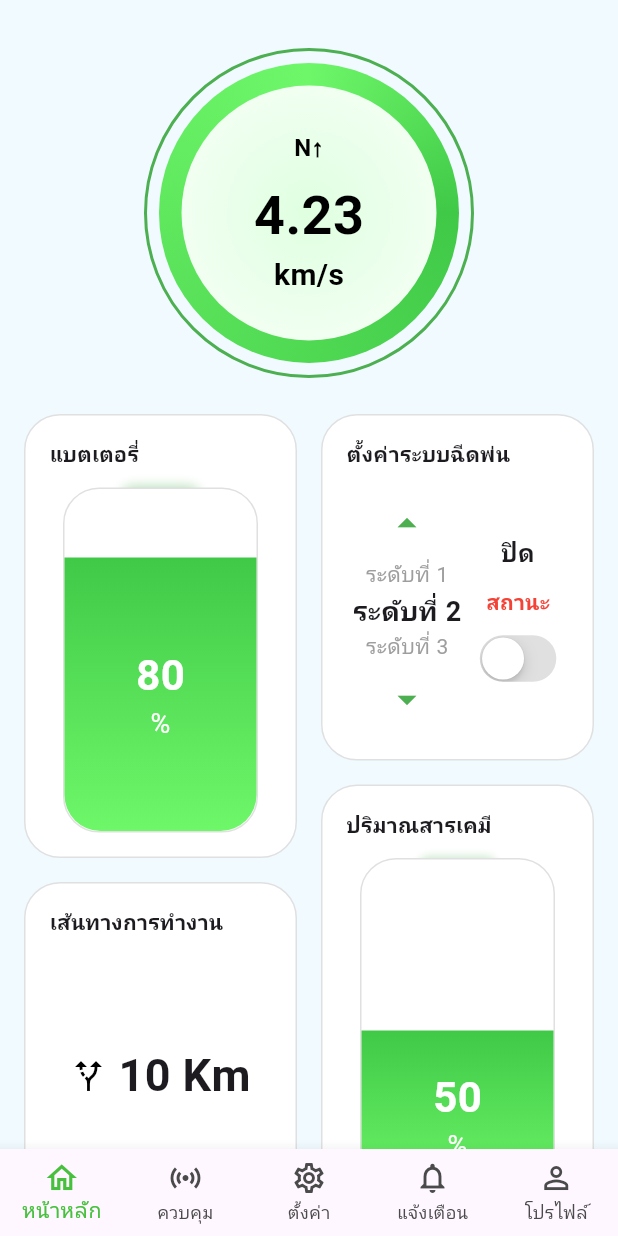
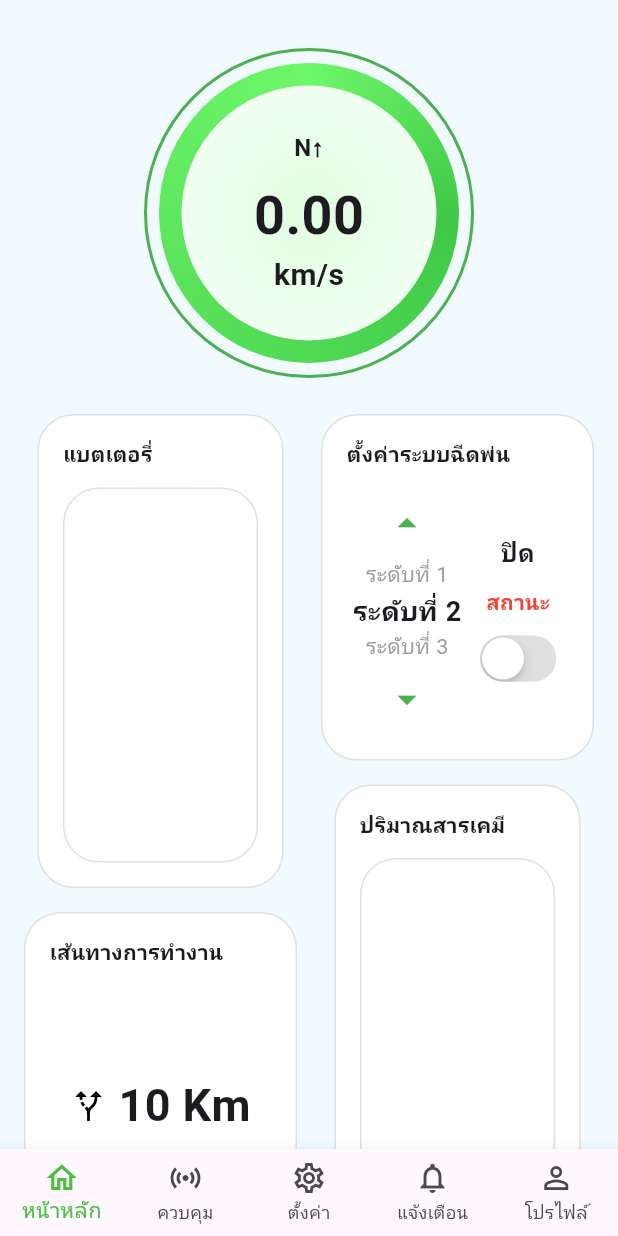
Before and after one commit to Praewawawa/chemicalsprayingchemicalspraying-App, a Flutter app: the AddprofilePage screen opened by its route, on a phone screen of 412 x 824 dp. Run offline on Flutter 3.47's test engine with Material 3 defaults, Android fonts, the phone set to English and light mode, and no system bars; our stand-ins replace auto_route, flutter_map, google_maps_flutter, image_picker, latlong2, shared_preferences; missing offline and left inert: mqtt_client; accounts and stored records are empty.

Commit message:
Initial commit

```diff
--- a/lib/screen/addprofile.dart
+++ b/lib/screen/addprofile.dart
@@ -1,11 +1,10 @@
+// screen/addprofile.dart
 import 'package:flutter/material.dart';
 import 'package:auto_route/auto_route.dart';
 import 'package:chemicalspraying/router/routes.gr.dart';
 import 'package:chemicalspraying/constants/colors.dart';
 import 'package:flutter/cupertino.dart';
-
-
-
+import 'mqtt_service.dart';
 
 @RoutePage(name: 'AddprofileRoute')
 class AddprofilePage extends StatefulWidget {
@@ -17,7 +16,6 @@ class AddprofilePage extends StatefulWidget {
 
 class _AddprofilePageState extends State<AddprofilePage> {
   int _selectedIndex = 0;
-
 
   final List<PageRouteInfo> _routes = [
     AddprofileRoute(),
@@ -35,6 +33,13 @@ class _AddprofilePageState extends State<AddprofilePage> {
   }
 
   @override
+  void initState() {
+    super.initState();
+    MqttService().onUpdate = () => setState(() {});
+    MqttService().connect();
+  }
+
+  @override
   Widget build(BuildContext context) {
     return Scaffold(
       backgroundColor: const Color(0xFFF0FAFF),
@@ -46,12 +51,9 @@ class _AddprofilePageState extends State<AddprofilePage> {
               const SizedBox(height: 16),
               _buildWindSpeedIndicator(),
               const SizedBox(height: 24),
-
-              // ✅ เปลี่ยนตรงนี้
               Row(
                 crossAxisAlignment: CrossAxisAlignment.start,
                 children: [
-                  // Column ซ้าย: Battery + Distance
                   Expanded(
                     child: Column(
                       children: const [
@@ -62,8 +64,6 @@ class _AddprofilePageState extends State<AddprofilePage> {
                     ),
                   ),
                   const SizedBox(width: 16),
-
-                  // Column ขวา: SprayControl + Chemical
                   Expanded(
                     child: Column(
                       children: const [
@@ -79,47 +79,31 @@ class _AddprofilePageState extends State<AddprofilePage> {
           ),
         ),
       ),
-
       bottomNavigationBar: BottomNavigationBar(
         showSelectedLabels: true,
         showUnselectedLabels: true,
         type: BottomNavigationBarType.fixed,
-        selectedItemColor: mainColor,         // ✅ สีไอคอนที่ถูกเลือก
-        unselectedItemColor: grayColor,       // ✅ สีไอคอนที่ไม่ถูกเลือก
+        selectedItemColor: mainColor,
+        unselectedItemColor: grayColor,
         currentIndex: _selectedIndex,
         onTap: _onItemTapped,
         items: const [
-          BottomNavigationBarItem(
-            icon: Icon(Icons.home_outlined),
-            label: 'หน้าหลัก',
-          ),
-          BottomNavigationBarItem(
-            icon: Icon(Icons.sensors),
-            label: 'ควบคุม',
-          ),
-          BottomNavigationBarItem(
-            icon: Icon(Icons.settings_outlined),
-            label: 'ตั้งค่า',
-          ),
-          BottomNavigationBarItem(
-            icon: Icon(Icons.notifications_outlined),
-            label: 'แจ้งเตือน',
-          ),
-          BottomNavigationBarItem(
-            icon: Icon(Icons.person_outline),
-            label: 'โปรไฟล์',
-          ),
+          BottomNavigationBarItem(icon: Icon(Icons.home_outlined), label: 'หน้าหลัก'),
+          BottomNavigationBarItem(icon: Icon(Icons.sensors), label: 'ควบคุม'),
+          BottomNavigationBarItem(icon: Icon(Icons.settings_outlined), label: 'ตั้งค่า'),
+          BottomNavigationBarItem(icon: Icon(Icons.notifications_outlined), label: 'แจ้งเตือน'),
+          BottomNavigationBarItem(icon: Icon(Icons.person_outline), label: 'โปรไฟล์'),
         ],
       ),
     );
   }
 
   Widget _buildWindSpeedIndicator() {
+    double windSpeed = MqttService().windSpeed;
     return Center(
       child: Stack(
         alignment: Alignment.center,
         children: [
-          // เส้นวงนอกบางๆ สีเขียวเข้ม
           Container(
             width: 220,
             height: 220,
@@ -128,27 +112,17 @@ class _AddprofilePageState extends State<AddprofilePage> {
               border: Border.all(color: Colors.green, width: 2),
             ),
           ),
-
-          // วงความเร็วแบบ SweepGradient (เฉดสีหลัก)
           Container(
             width: 200,
             height: 200,
             decoration: const BoxDecoration(
               shape: BoxShape.circle,
               gradient: SweepGradient(
-                startAngle: 0.0,
-                endAngle: 3.14 * 2,
-                colors: [
-                  Color(0xFF40C947),
-                  Color(0xFF6FF76A),
-                  Color(0xFF40C947),
-                ],
+                colors: [Color(0xFF40C947), Color(0xFF6FF76A), Color(0xFF40C947)],
                 stops: [0.0, 0.75, 1.0],
               ),
             ),
           ),
-
-          // วงกลมภายใน มี RadialGradient สีเขียวอ่อน
           Container(
             width: 170,
             height: 170,
@@ -160,25 +134,13 @@ class _AddprofilePageState extends State<AddprofilePage> {
                 radius: 0.9,
               ),
             ),
-            child: const Column(
+            child: Column(
               mainAxisAlignment: MainAxisAlignment.center,
               children: [
-                Text('N↑',
-                    style: TextStyle(
-                        fontSize: 16,
-                        fontWeight: FontWeight.w600,
-                        color: Colors.black)),
-                SizedBox(height: 8),
-                Text('4.23',
-                    style: TextStyle(
-                        fontSize: 36,
-                        fontWeight: FontWeight.bold,
-                        color: Colors.black)),
-                Text('km/s',
-                    style: TextStyle(
-                        fontSize: 20,
-                        fontWeight: FontWeight.bold,
-                        color: Colors.black)),
+                const Text('N↑', style: TextStyle(fontSize: 16, fontWeight: FontWeight.w600)),
+                const SizedBox(height: 8),
+                Text(windSpeed.toStringAsFixed(2), style: const TextStyle(fontSize: 36, fontWeight: FontWeight.bold)),
+                const Text('km/s', style: TextStyle(fontSize: 20, fontWeight: FontWeight.bold)),
               ],
             ),
           ),
@@ -193,20 +155,70 @@ class BatteryCard extends StatelessWidget {
 
   @override
   Widget build(BuildContext context) {
-    const double batteryLevel = 0.8;
+    double batteryLevel = MqttService().battery / 100.0;
+    int batteryPercent = MqttService().battery.round();
 
     return _buildCard(
       title: "แบตเตอรี่",
-      child: Align(
-        alignment: Alignment.center,
       child: ConstrainedBox(
-          constraints: const BoxConstraints(
-            maxWidth: 130, // 👈 ปรับให้แคบลงตามต้องการ
-          ),
+        constraints: const BoxConstraints(maxWidth: 130),
         child: Stack(
           alignment: Alignment.topCenter,
           children: [
-              // หัวครอบ
+            Positioned(top: 0, child: Container(width: 50, height: 12, decoration: BoxDecoration(color: Colors.green.shade100.withOpacity(0.3), borderRadius: BorderRadius.circular(12)))),
+            Positioned.fill(
+              child: Container(
+                decoration: BoxDecoration(borderRadius: BorderRadius.circular(24), color: Colors.white, border: Border.all(color: Colors.grey.shade300)),
+                child: Stack(
+                  alignment: Alignment.bottomCenter,
+                  children: [
+                    FractionallySizedBox(
+                      heightFactor: batteryLevel,
+                      child: Container(
+                        decoration: const BoxDecoration(
+                          borderRadius: BorderRadius.vertical(bottom: Radius.circular(24)),
+                          gradient: LinearGradient(begin: Alignment.topCenter, end: Alignment.bottomCenter, colors: [Color(0xFF40C947), Color(0xFF6FF76A)]),
+                        ),
+                        child: Center(
+                          child: FittedBox( // เพิ่ม FittedBox ที่นี่
+                            child: Column(
+                              mainAxisAlignment: MainAxisAlignment.center,
+                              children: [
+                                Text(batteryPercent.toString(), style: const TextStyle(fontSize: 28, color: Colors.white, fontWeight: FontWeight.bold)),
+                                const Text("%", style: TextStyle(fontSize: 18, color: Colors.white)),
+                              ],
+                            ),
+                          ),
+                        ),
+                      ),
+                    ),
+                  ],
+                ),
+              ),
+            ),
+          ],
+        ),
+      ),
+    );
+  }
+}
+
+class ChemicalCard extends StatelessWidget {
+  const ChemicalCard({super.key});
+
+  @override
+  Widget build(BuildContext context) {
+    bool isFull = MqttService().waterLevel;
+    double chemicalLevel = isFull ? 0.8 : 0.1;
+    int percentage = (chemicalLevel * 100).round();
+
+    return _buildCard(
+      title: "ปริมาณสารเคมี",
+      child: ConstrainedBox(
+        constraints: const BoxConstraints(maxWidth: 130),
+        child: Stack(
+          alignment: Alignment.topCenter,
+          children: [
             Positioned(
               top: 0,
               child: Container(
@@ -215,18 +227,9 @@ class BatteryCard extends StatelessWidget {
                 decoration: BoxDecoration(
                   color: Colors.green.shade100.withOpacity(0.3),
                   borderRadius: BorderRadius.circular(12),
-                    boxShadow: [
-                      BoxShadow(
-                        color: Colors.green.withOpacity(0.4),
-                        blurRadius: 6,
-                        spreadRadius: 1,
-                      )
-                    ],
                 ),
               ),
             ),
-
-              // กล่องแบตเตอรี่
             Positioned.fill(
               child: Container(
                 decoration: BoxDecoration(
@@ -238,30 +241,39 @@ class BatteryCard extends StatelessWidget {
                   alignment: Alignment.bottomCenter,
                   children: [
                     FractionallySizedBox(
-                        heightFactor: batteryLevel,
+                      heightFactor: chemicalLevel,
                       child: Container(
                         decoration: const BoxDecoration(
-                            borderRadius: BorderRadius.vertical(
-                                bottom: Radius.circular(24)),
+                          borderRadius: BorderRadius.vertical(bottom: Radius.circular(24)),
                           gradient: LinearGradient(
                             begin: Alignment.topCenter,
                             end: Alignment.bottomCenter,
                             colors: [Color(0xFF40C947), Color(0xFF6FF76A)],
                           ),
                         ),
-                          child: const Center(
+                        child: Center(
+                          child: FittedBox(
+                            fit: BoxFit.scaleDown,
                             child: Column(
                               mainAxisAlignment: MainAxisAlignment.center,
                               children: [
-                                Text("80",
-                                    style: TextStyle(
+                                Text(
+                                  percentage.toString(),
+                                  style: const TextStyle(
                                     fontSize: 28,
                                     color: Colors.white,
-                                        fontWeight: FontWeight.bold)),
-                                Text("%",
+                                    fontWeight: FontWeight.bold,
+                                  ),
+                                ),
+                                const Text(
+                                  "%",
                                   style: TextStyle(
-                                        fontSize: 18, color: Colors.white)),
+                                    fontSize: 18,
+                                    color: Colors.white,
+                                  ),
+                                ),
                               ],
+                            ),
                           ),
                         ),
                       ),
@@ -272,6 +284,26 @@ class BatteryCard extends StatelessWidget {
             ),
           ],
         ),
+      ),
+    );
+  }
+}
+class DistanceCard extends StatelessWidget {
+  const DistanceCard({super.key});
+
+  @override
+  Widget build(BuildContext context) {
+    return _buildCardmin(
+      title: "เส้นทางการทำงาน",
+      child: SizedBox(
+        height: 160,
+        child: Row(
+          mainAxisAlignment: MainAxisAlignment.center,
+          children: const [
+            Icon(Icons.alt_route, color: Colors.black),
+            SizedBox(width: 8),
+            Text("10 Km", style: TextStyle(fontWeight: FontWeight.bold, fontSize: 30)),
+          ],
         ),
       ),
     );
@@ -286,7 +318,6 @@ class SprayControlCard extends StatefulWidget {
 }
 
 class _SprayControlCardState extends State<SprayControlCard> {
-  // สถานะการทำงานของระบบฉีดพ่น
   bool isSprayOn = false;
   int sprayLevel = 2;
 
@@ -305,39 +336,27 @@ Widget build(BuildContext context) {
       child: Row(
         mainAxisAlignment: MainAxisAlignment.spaceAround,
         children: [
-        // ปุ่มปรับระดับ
           Column(
             children: [
               IconButton(
                 onPressed: _increaseLevel,
-              icon: const Icon(Icons.arrow_drop_up,
-                  color: Colors.green, size: 30),
+                icon: const Icon(Icons.arrow_drop_up, color: Colors.green, size: 30),
               ),
-            Text("ระดับที่ ${sprayLevel - 1}",
-                style: const TextStyle(color: Colors.grey, fontSize: 14)),
-            Text("ระดับที่ $sprayLevel",
-                style: const TextStyle(
-                    fontWeight: FontWeight.bold, fontSize: 18)),
-            Text("ระดับที่ ${sprayLevel + 1}",
-                style: const TextStyle(color: Colors.grey, fontSize: 14)),
+              Text("ระดับที่ ${sprayLevel - 1}", style: const TextStyle(color: Colors.grey, fontSize: 14)),
+              Text("ระดับที่ $sprayLevel", style: const TextStyle(fontWeight: FontWeight.bold, fontSize: 18)),
+              Text("ระดับที่ ${sprayLevel + 1}", style: const TextStyle(color: Colors.grey, fontSize: 14)),
               IconButton(
                 onPressed: _decreaseLevel,
-              icon: const Icon(Icons.arrow_drop_down,
-                  color: Colors.green, size: 30),
+                icon: const Icon(Icons.arrow_drop_down, color: Colors.green, size: 30),
               ),
             ],
           ),
-
-        // ปุ่มเปิด/ปิด
           Column(
             crossAxisAlignment: CrossAxisAlignment.center,
             children: [
               Text(
                 isSprayOn ? "เปิด" : "ปิด",
-              style: const TextStyle(
-                fontSize: 16,
-                fontWeight: FontWeight.bold,
-              ),
+                style: const TextStyle(fontSize: 16, fontWeight: FontWeight.bold),
               ),
               const SizedBox(height: 12),
               Text(
@@ -352,11 +371,8 @@ Widget build(BuildContext context) {
               CupertinoSwitch(
                 value: isSprayOn,
                 onChanged: (value) {
-                setState(() {
-                  isSprayOn = value;
-                });
-
-                // ✅ เพิ่มโค้ดควบคุมการทำงานจริง เช่น MQTT หรือ API
+                  setState(() => isSprayOn = value);
+                  MqttService().publish('pump_lavel', isSprayOn ? 'ON' : 'OFF');
                 },
                 activeColor: Colors.green,
                 thumbColor: Colors.white,
@@ -365,116 +381,6 @@ Widget build(BuildContext context) {
             ],
           ),
         ],
-    ),
-  );
-}
-}
-
-class DistanceCard extends StatelessWidget {
-  const DistanceCard({super.key});
-
-  @override
-  Widget build(BuildContext context) {
-    return _buildCardmin(
-      title: "เส้นทางการทำงาน",
-      child: SizedBox(
-        height: 160, // 👈 ปรับตามความสูงของ SprayControlCard
-        child: Row(
-          mainAxisAlignment: MainAxisAlignment.center,
-          children: const [
-            Icon(Icons.alt_route, color: Colors.black),
-            SizedBox(width: 8),
-            Text("10 Km", style: TextStyle(fontWeight: FontWeight.bold,fontSize: 30,)),
-          ],
-        ),
-      ),
-    );
-  }
-}
-
-class ChemicalCard extends StatelessWidget {
-  const ChemicalCard({super.key});
-
-  @override
-  Widget build(BuildContext context) {
-    const double chemicalLevel = 0.5;
-
-    return _buildCard(
-      title: "ปริมาณสารเคมี",
-      child: Align(
-        alignment: Alignment.center,
-        child: ConstrainedBox(
-          constraints: const BoxConstraints(maxWidth: 130),
-          child: Stack(
-            alignment: Alignment.topCenter,
-            children: [
-              // หัวครอบด้านบน
-              Positioned(
-                top: 0,
-                child: Container(
-                  width: 50,
-                  height: 12,
-                  decoration: BoxDecoration(
-                    color: Colors.green.shade100.withOpacity(0.3),
-                    borderRadius: BorderRadius.circular(12),
-                    boxShadow: [
-                      BoxShadow(
-                        color: Colors.green.withOpacity(0.3),
-                        blurRadius: 4,
-                        spreadRadius: 1,
-                      )
-                    ],
-                  ),
-                ),
-              ),
-
-              // กล่องสารเคมี
-              Positioned.fill(
-                child: Container(
-                  decoration: BoxDecoration(
-                    borderRadius: BorderRadius.circular(24),
-                    color: Colors.white,
-                    border: Border.all(color: Colors.grey.shade300),
-                  ),
-                  child: Stack(
-                    alignment: Alignment.bottomCenter,
-                    children: [
-                      FractionallySizedBox(
-                        heightFactor: chemicalLevel,
-                        child: Container(
-                          decoration: const BoxDecoration(
-                            borderRadius: BorderRadius.vertical(
-                                bottom: Radius.circular(24)),
-                            gradient: LinearGradient(
-                              begin: Alignment.topCenter,
-                              end: Alignment.bottomCenter,
-                              colors: [Color(0xFF40C947), Color(0xFF6FF76A)],
-                            ),
-                          ),
-                          child: const Center(
-                            child: Column(
-                              mainAxisAlignment: MainAxisAlignment.center,
-                              children: [
-                                Text("50",
-                                    style: TextStyle(
-                                        fontSize: 28,
-                                        color: Colors.white,
-                                        fontWeight: FontWeight.bold)),
-                                Text("%",
-                                    style: TextStyle(
-                                        fontSize: 18, color: Colors.white)),
-                              ],
-                            ),
-                          ),
-                        ),
-                      ),
-                    ],
-                  ),
-                ),
-              ),
-            ],
-          ),
-        ),
       ),
     );
   }
@@ -493,15 +399,12 @@ Widget _buildCard({required String title, required Widget child}) {
       children: [
         Text(title, style: const TextStyle(fontWeight: FontWeight.bold)),
         const SizedBox(height: 12),
-        // ✅ กำหนดขนาดที่ชัดเจนให้ child
-        SizedBox(
-          height: 230, // หรือความสูงที่คุณต้องการ
-          child: child,
-        ),
+        SizedBox(height: 250, child: child), // เพิ่มความสูง
       ],
     ),
   );
 }
+
 
 Widget _buildCardmin({required String title, required Widget child}) {
   return Container(
--- /dev/null
+++ b/lib/screen/mqtt_service.dart
@@ -0,0 +1,92 @@
+// screen/mqtt_service.dart
+import 'dart:math';
+import 'dart:io';
+import 'package:intl/intl.dart';
+import 'package:mqtt_client/mqtt_client.dart';
+import 'package:mqtt_client/mqtt_server_client.dart';
+
+class MqttService {
+  static final MqttService _instance = MqttService._internal();
+  factory MqttService() => _instance;
+  MqttService._internal();
+
+  final String server = "e2b1728dd2a940b0af5f00fd181cdd5e.s2.eu.hivemq.cloud";
+  final int port = 8883;
+  final String username = "PutawanKusumot";
+  final String password = "Tawan09052544";
+
+  late MqttServerClient client;
+  double windSpeed = 0.0;
+  double battery = 0.0;
+  bool waterLevel = false;
+  Function()? onUpdate;
+
+  bool _connected = false;
+  bool get isConnected => _connected;
+
+  Future<void> connect() async {
+    if (_connected) return;
+    client = MqttServerClient.withPort(server, _generateClientId(), port);
+    client.secure = true;
+    client.securityContext = SecurityContext.defaultContext;
+    client.keepAlivePeriod = 20;
+    client.onDisconnected = _onDisconnected;
+    client.onConnected = _onConnected;
+    client.onSubscribed = (String topic) => print('Subscribed: \$topic');
+
+    try {
+      await client.connect(username, password);
+    } catch (e) {
+      print('MQTT Connect error: \$e');
+      return;
+    }
+
+    if (client.connectionStatus?.state == MqttConnectionState.connected) {
+      _connected = true;
+      _subscribe("Wind", (msg) => _handleWind(msg));
+      _subscribe("battery", (msg) => _handleBattery(msg));
+      _subscribe("waterLevel", (msg) => _handleWaterLevel(msg));
+    } else {
+      client.disconnect();
+    }
+  }
+
+  void _subscribe(String topic, Function(String) callback) {
+    client.subscribe(topic, MqttQos.atMostOnce);
+    client.updates?.listen((c) {
+      final recMess = c.first.payload as MqttPublishMessage;
+      final msg = MqttPublishPayload.bytesToStringAsString(recMess.payload.message);
+      callback(msg);
+    });
+  }
+
+  void _handleWind(String msg) {
+    windSpeed = double.tryParse(msg) ?? 0.0;
+    onUpdate?.call();
+  }
+
+  void _handleBattery(String msg) {
+    battery = double.tryParse(msg) ?? 0.0;
+    onUpdate?.call();
+  }
+
+  void _handleWaterLevel(String msg) {
+    waterLevel = (msg == "full");
+    onUpdate?.call();
+  }
+
+  void publish(String topic, String message) {
+    final builder = MqttClientPayloadBuilder()..addString(message);
+    client.publishMessage(topic, MqttQos.atMostOnce, builder.payload!);
+  }
+
+  void _onConnected() => print('MQTT Connected');
+  void _onDisconnected() => _connected = false;
+
+  String _generateClientId() {
+    final now = DateTime.now();
+    final formatter = DateFormat('yyyyMMddHHmmss');
+    final random = Random().nextInt(99999);
+    return 'client-\${formatter.format(now)}-\$random';
+  }
+}
```
Lines whose indentation alone changed are shown as unchanged.
